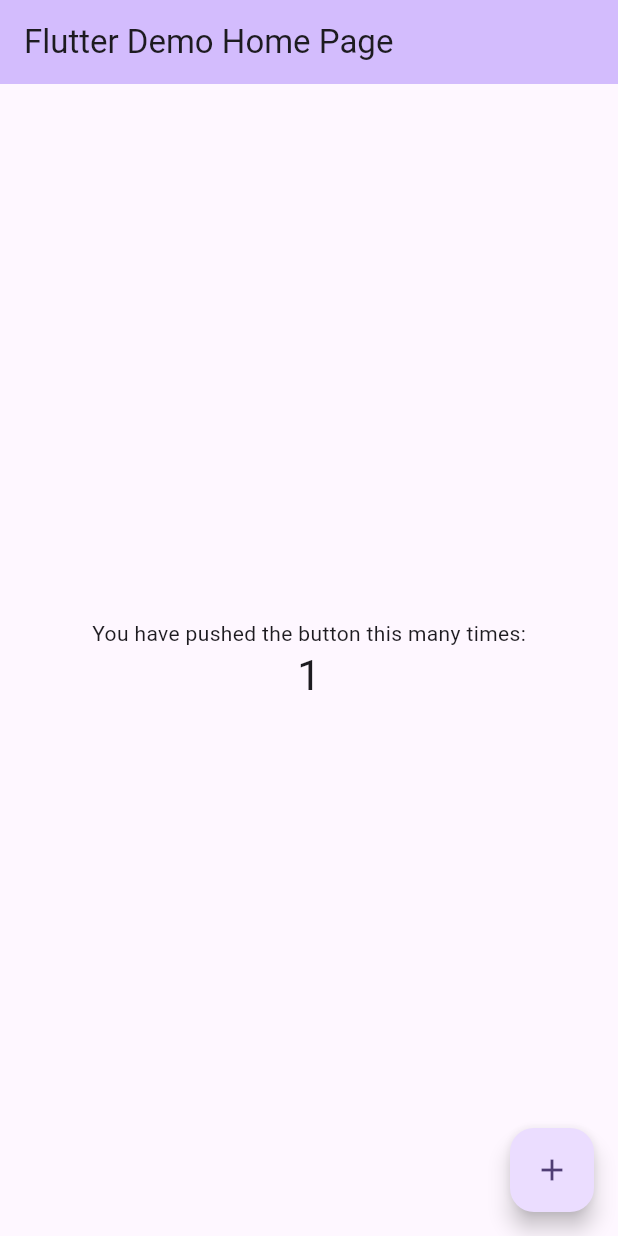
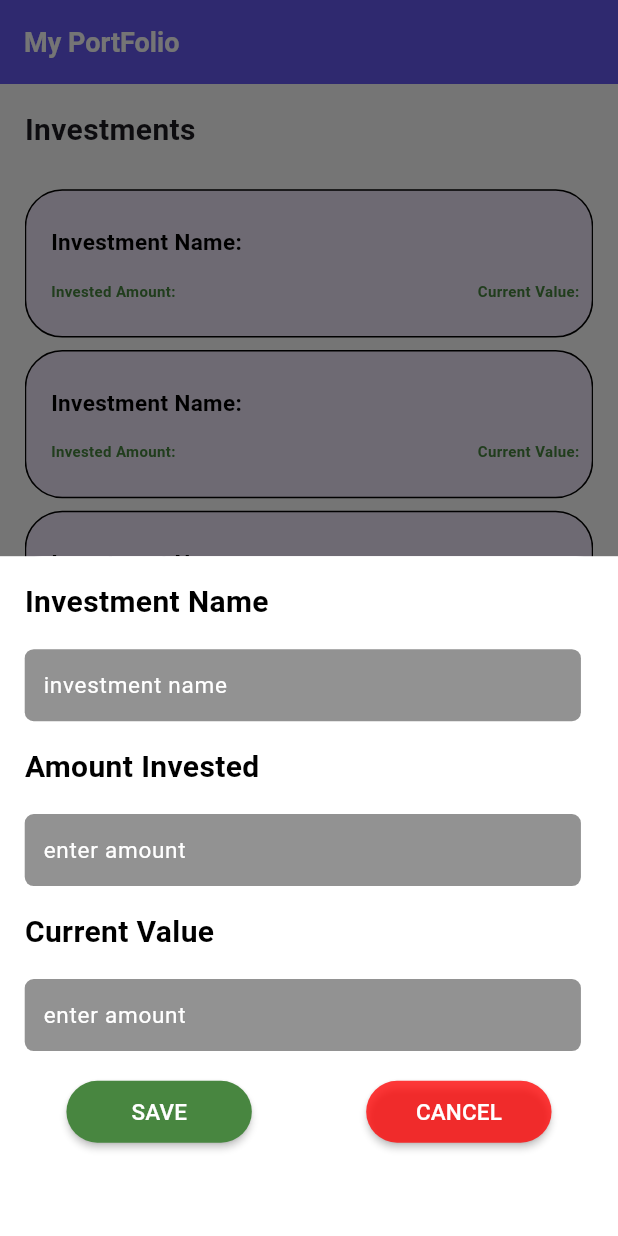
Before and after one commit to abhay11199/myPortfolio, a Flutter app: the screen it shows after launch, after a tap on the "add" icon, on a phone screen of 412 x 824 dp. Run offline on Flutter 3.47's test engine with Material 3 defaults, Android fonts, the phone set to English and light mode, and no system bars.

Commit message:
created ui

```diff
--- /dev/null
+++ b/lib/bottom_sheet.dart
@@ -0,0 +1,206 @@
+import 'package:flutter/material.dart';
+import 'package:my_portfolio/constants/app_config.dart';
+import 'package:my_portfolio/constants/colors.dart';
+
+class AddTodoBttomSheet extends StatefulWidget {
+  final bool forEdit;
+  const AddTodoBttomSheet({required this.forEdit, super.key});
+
+  @override
+  State<AddTodoBttomSheet> createState() => _AddTodoBttomSheetState();
+}
+
+class _AddTodoBttomSheetState extends State<AddTodoBttomSheet> {
+  final _formkey = GlobalKey<FormState>();
+
+  @override
+  Widget build(BuildContext context) {
+    AppConfig appConfig = AppConfig(context);
+    return Padding(
+      padding:
+          EdgeInsets.only(bottom: MediaQuery.of(context).viewInsets.bottom),
+      child: SingleChildScrollView(
+        child: Container(
+          height: appConfig.deviceHeight(55),
+          color: AppColors.whitecolor,
+          child: Column(
+            children: [
+              Form(
+                key: _formkey,
+                child: Padding(
+                  padding: EdgeInsets.all(appConfig.rWP(4)),
+                  child: Column(
+                    mainAxisAlignment: MainAxisAlignment.start,
+                    crossAxisAlignment: CrossAxisAlignment.start,
+                    children: [
+                      Text(
+                        'Investment Name',
+                        style: TextStyle(
+                            color: AppColors.blackColor,
+                            fontSize: appConfig.textSizeScale(20),
+                            fontWeight: FontWeight.bold),
+                      ),
+                      SizedBox(
+                        height: appConfig.deviceHeight(2),
+                      ),
+                      Container(
+                        width: appConfig.deviceWidth(90),
+                        padding: EdgeInsets.only(
+                          left: appConfig.deviceWidth(3),
+                        ),
+                        decoration: BoxDecoration(
+                            color: AppColors.greycolor,
+                            borderRadius: BorderRadius.circular(6)),
+                        child: TextFormField(
+                          validator: (value) {
+                            if (value == null || value.isEmpty) {
+                              return 'Please enter a title';
+                            }
+                            return null;
+                          },
+                          cursorColor: AppColors.primaryColor,
+                          keyboardType: TextInputType.name,
+                          decoration: InputDecoration(
+                              hintText: 'investment name',
+                              border: InputBorder.none,
+                              hintStyle: TextStyle(
+                                fontSize: appConfig.textSizeScale(15),
+                                color: AppColors.whitecolor,
+                              ),
+                              alignLabelWithHint: true),
+                        ),
+                      ),
+                      SizedBox(
+                        height: appConfig.deviceHeight(2),
+                      ),
+                      Text(
+                        'Amount Invested',
+                        style: TextStyle(
+                            color: AppColors.blackColor,
+                            fontSize: appConfig.textSizeScale(20),
+                            fontWeight: FontWeight.bold),
+                      ),
+                      SizedBox(
+                        height: appConfig.deviceHeight(2),
+                      ),
+                      Container(
+                        width: appConfig.deviceWidth(90),
+                        padding: EdgeInsets.only(
+                          left: appConfig.deviceWidth(3),
+                        ),
+                        decoration: BoxDecoration(
+                            color: AppColors.greycolor,
+                            borderRadius: BorderRadius.circular(6)),
+                        child: TextFormField(
+                          validator: (value) {
+                            if (value == null || value.isEmpty) {
+                              return 'Please enter a description';
+                            }
+                            return null;
+                          },
+                          cursorColor: AppColors.primaryColor,
+                          keyboardType: TextInputType.number,
+                          decoration: InputDecoration(
+                              hintText: 'enter amount',
+                              border: InputBorder.none,
+                              hintStyle: TextStyle(
+                                fontSize: appConfig.textSizeScale(15),
+                                color: AppColors.whitecolor,
+                              ),
+                              alignLabelWithHint: true),
+                        ),
+                      ),
+                      SizedBox(
+                        height: appConfig.deviceHeight(2),
+                      ),
+                      Text(
+                        'Current Value',
+                        style: TextStyle(
+                            color: AppColors.blackColor,
+                            fontSize: appConfig.textSizeScale(20),
+                            fontWeight: FontWeight.bold),
+                      ),
+                      SizedBox(
+                        height: appConfig.deviceHeight(2),
+                      ),
+                      Container(
+                        width: appConfig.deviceWidth(90),
+                        padding: EdgeInsets.only(
+                          left: appConfig.deviceWidth(3),
+                        ),
+                        decoration: BoxDecoration(
+                            color: AppColors.greycolor,
+                            borderRadius: BorderRadius.circular(6)),
+                        child: TextFormField(
+                          validator: (value) {
+                            if (value == null || value.isEmpty) {
+                              return 'Please enter a description';
+                            }
+                            return null;
+                          },
+                          cursorColor: AppColors.primaryColor,
+                          keyboardType: TextInputType.number,
+                          decoration: InputDecoration(
+                              hintText: 'enter amount',
+                              border: InputBorder.none,
+                              hintStyle: TextStyle(
+                                fontSize: appConfig.textSizeScale(15),
+                                color: AppColors.whitecolor,
+                              ),
+                              alignLabelWithHint: true),
+                        ),
+                      ),
+                      SizedBox(
+                        height: appConfig.deviceHeight(2),
+                      ),
+                      Row(
+                        mainAxisAlignment: MainAxisAlignment.spaceEvenly,
+                        children: [
+                          MaterialButton(
+                            color: AppColors.greencolor,
+                            onPressed: () async {
+                              FocusScope.of(context).unfocus();
+                            },
+                            shape: RoundedRectangleBorder(
+                              borderRadius: BorderRadius.circular(40.0),
+                            ),
+                            height: appConfig.deviceHeight(5),
+                            minWidth: appConfig.deviceWidth(30),
+                            child: Text(
+                              'SAVE',
+                              style: TextStyle(
+                                  color: AppColors.whitecolor,
+                                  fontSize: appConfig.textSizeScale(15)),
+                            ),
+                          ),
+                          SizedBox(
+                            width: appConfig.deviceWidth(5),
+                          ),
+                          MaterialButton(
+                            color: AppColors.redColor,
+                            onPressed: () {},
+                            shape: RoundedRectangleBorder(
+                              borderRadius: BorderRadius.circular(40.0),
+                            ),
+                            height: appConfig.deviceHeight(5),
+                            minWidth: appConfig.deviceWidth(30),
+                            child: Text(
+                              'CANCEL',
+                              style: TextStyle(
+                                  color: AppColors.whitecolor,
+                                  fontSize: appConfig.textSizeScale(15)),
+                            ),
+                          ),
+                        ],
+                      )
+                    ],
+                  ),
+                ),
+              )
+            ],
+          ),
+        ),
+      ),
+    );
+  }
+}
--- /dev/null
+++ b/lib/constants/app_config.dart
@@ -0,0 +1,47 @@
+import 'package:flutter/material.dart';
+
+class AppConfig {
+  BuildContext context;
+  double? _height;
+  double? _width;
+  double? _heightPadding;
+  double? _widthPadding;
+  Size? _size;
+  double? _textScale;
+
+  AppConfig(this.context) {
+    MediaQueryData _queryData = MediaQuery.of(context);
+    _size = _queryData.size;
+    _height = _size!.height / 100.0;
+    _width = _size!.width / 100.0;
+    _heightPadding = _height! -
+        ((_queryData.padding.top + _queryData.padding.bottom) / 100.0);
+    _widthPadding =
+        _width! - (_queryData.padding.left + _queryData.padding.right) / 100.0;
+    _textScale = _queryData.textScaleFactor;
+  }
+
+  Size deviceSize() {
+    return _size!;
+  }
+
+  double deviceHeight(double v) {
+    return _height! * v;
+  }
+
+  double deviceWidth(double v) {
+    return _width! * v;
+  }
+
+  double rHP(double v) {
+    return _heightPadding! * v;
+  }
+
+  double rWP(double v) {
+    return _widthPadding! * v;
+  }
+
+  double textSizeScale(double v) {
+    return v * _textScale!;
+  }
+}
--- /dev/null
+++ b/lib/constants/colors.dart
@@ -0,0 +1,14 @@
+import 'package:flutter/material.dart';
+
+class AppColors {
+  static Color backgroundColor = const Color(0xFFFFF6E7);
+  static Color primaryColor = const Color.fromARGB(255, 101, 131, 172);
+  static Color skyblueColor = const Color.fromARGB(255, 155, 186, 253);
+  static Color blueColor = const Color.fromARGB(255, 99, 16, 207);
+  static Color blackColor = const Color.fromARGB(255, 0, 0, 0);
+  static Color redColor = const Color.fromARGB(202, 255, 6, 6);
+  static Color lightbluecolor = const Color.fromARGB(216, 75, 60, 241);
+  static Color whitecolor = const Color.fromARGB(255, 255, 255, 255);
+  static Color greycolor = const Color.fromARGB(255, 146, 146, 146);
+  static Color greencolor = const Color.fromARGB(255, 72, 134, 64);
+}
--- a/lib/main.dart
+++ b/lib/main.dart
@@ -1,4 +1,5 @@
 import 'package:flutter/material.dart';
+import 'package:my_portfolio/screen/home_screen.dart';
 
 void main() {
   runApp(const MyApp());
@@ -11,115 +12,13 @@ class MyApp extends StatelessWidget {
   @override
   Widget build(BuildContext context) {
     return MaterialApp(
-      title: 'Flutter Demo',
+      debugShowCheckedModeBanner: false,
+      title: 'My Portfolio',
       theme: ThemeData(
-        // This is the theme of your application.
-        //
-        // TRY THIS: Try running your application with "flutter run". You'll see
-        // the application has a blue toolbar. Then, without quitting the app,
-        // try changing the seedColor in the colorScheme below to Colors.green
-        // and then invoke "hot reload" (save your changes or press the "hot
-        // reload" button in a Flutter-supported IDE, or press "r" if you used
-        // the command line to start the app).
-        //
-        // Notice that the counter didn't reset back to zero; the application
-        // state is not lost during the reload. To reset the state, use hot
-        // restart instead.
-        //
-        // This works for code too, not just values: Most code changes can be
-        // tested with just a hot reload.
         colorScheme: ColorScheme.fromSeed(seedColor: Colors.deepPurple),
         useMaterial3: true,
       ),
-      home: const MyHomePage(title: 'Flutter Demo Home Page'),
+      home: HomeScreen(),
     );
   }
 }
-
-class MyHomePage extends StatefulWidget {
-  const MyHomePage({super.key, required this.title});
-
-  // This widget is the home page of your application. It is stateful, meaning
-  // that it has a State object (defined below) that contains fields that affect
-  // how it looks.
-
-  // This class is the configuration for the state. It holds the values (in this
-  // case the title) provided by the parent (in this case the App widget) and
-  // used by the build method of the State. Fields in a Widget subclass are
-  // always marked "final".
-
-  final String title;
-
-  @override
-  State<MyHomePage> createState() => _MyHomePageState();
-}
-
-class _MyHomePageState extends State<MyHomePage> {
-  int _counter = 0;
-
-  void _incrementCounter() {
-    setState(() {
-      // This call to setState tells the Flutter framework that something has
-      // changed in this State, which causes it to rerun the build method below
-      // so that the display can reflect the updated values. If we changed
-      // _counter without calling setState(), then the build method would not be
-      // called again, and so nothing would appear to happen.
-      _counter++;
-    });
-  }
-
-  @override
-  Widget build(BuildContext context) {
-    // This method is rerun every time setState is called, for instance as done
-    // by the _incrementCounter method above.
-    //
-    // The Flutter framework has been optimized to make rerunning build methods
-    // fast, so that you can just rebuild anything that needs updating rather
-    // than having to individually change instances of widgets.
-    return Scaffold(
-      appBar: AppBar(
-        // TRY THIS: Try changing the color here to a specific color (to
-        // Colors.amber, perhaps?) and trigger a hot reload to see the AppBar
-        // change color while the other colors stay the same.
-        backgroundColor: Theme.of(context).colorScheme.inversePrimary,
-        // Here we take the value from the MyHomePage object that was created by
-        // the App.build method, and use it to set our appbar title.
-        title: Text(widget.title),
-      ),
-      body: Center(
-        // Center is a layout widget. It takes a single child and positions it
-        // in the middle of the parent.
-        child: Column(
-          // Column is also a layout widget. It takes a list of children and
-          // arranges them vertically. By default, it sizes itself to fit its
-          // children horizontally, and tries to be as tall as its parent.
-          //
-          // Column has various properties to control how it sizes itself and
-          // how it positions its children. Here we use mainAxisAlignment to
-          // center the children vertically; the main axis here is the vertical
-          // axis because Columns are vertical (the cross axis would be
-          // horizontal).
-          //
-          // TRY THIS: Invoke "debug painting" (choose the "Toggle Debug Paint"
-          // action in the IDE, or press "p" in the console), to see the
-          // wireframe for each widget.
-          mainAxisAlignment: MainAxisAlignment.center,
-          children: <Widget>[
-            const Text(
-              'You have pushed the button this many times:',
-            ),
-            Text(
-              '$_counter',
-              style: Theme.of(context).textTheme.headlineMedium,
-            ),
-          ],
-        ),
-      ),
-      floatingActionButton: FloatingActionButton(
-        onPressed: _incrementCounter,
-        tooltip: 'Increment',
-        child: const Icon(Icons.add),
-      ), // This trailing comma makes auto-formatting nicer for build methods.
-    );
-  }
-}
--- /dev/null
+++ b/lib/screen/home_screen.dart
@@ -0,0 +1,175 @@
+import 'package:flutter/cupertino.dart';
+import 'package:flutter/material.dart';
+import 'package:my_portfolio/bottom_sheet.dart';
+import 'package:my_portfolio/constants/app_config.dart';
+import 'package:my_portfolio/constants/colors.dart';
+import 'package:my_portfolio/screen/investment_detail_screen.dart';
+
+class HomeScreen extends StatelessWidget {
+  HomeScreen({super.key});
+
+  @override
+  Widget build(BuildContext context) {
+    AppConfig appConfig = AppConfig(context);
+
+    return SafeArea(
+      child: Scaffold(
+        backgroundColor: AppColors.whitecolor,
+        floatingActionButton: Row(
+          mainAxisAlignment: MainAxisAlignment.spaceBetween,
+          children: [
+            Padding(
+              padding: EdgeInsets.only(
+                left: appConfig.deviceWidth(5),
+              ),
+              child: Container(
+                  height: appConfig.deviceHeight(7),
+                  width: appConfig.deviceWidth(70),
+                  decoration: BoxDecoration(
+                      borderRadius: BorderRadius.circular(25),
+                      color: AppColors.whitecolor,
+                      border: Border.all(color: AppColors.blackColor)),
+                  child: Padding(
+                    padding: EdgeInsets.only(
+                        left: appConfig.deviceWidth(5),
+                        top: appConfig.deviceWidth(3)),
+                    child: Text(
+                      'Total:',
+                      style: TextStyle(
+                        fontWeight: FontWeight.bold,
+                        fontSize: appConfig.textSizeScale(20),
+                      ),
+                    ),
+                  )),
+            ),
+            FloatingActionButton(
+              hoverColor: AppColors.greencolor,
+              foregroundColor: AppColors.redColor,
+              onPressed: () {
+                showModalBottomSheet(
+                  context: context,
+                  isScrollControlled: true,
+                  builder: (BuildContext context) {
+                    return const AddTodoBttomSheet(
+                      forEdit: false,
+                    );
+                  },
+                );
+              },
+              backgroundColor: AppColors.blackColor,
+              child: const Icon(Icons.add),
+            ),
+          ],
+        ),
+        appBar: AppBar(
+          backgroundColor: AppColors.lightbluecolor,
+          title: Text(
+            'My PortFolio',
+            style: TextStyle(
+                fontWeight: FontWeight.bold,
+                color: AppColors.whitecolor,
+                fontSize: appConfig.textSizeScale(18)),
+          ),
+        ),
+        body: Padding(
+          padding: EdgeInsets.all(appConfig.rWP(4)),
+          child: Column(
+            crossAxisAlignment: CrossAxisAlignment.start,
+            children: [
+              Padding(
+                padding: EdgeInsets.only(right: appConfig.rWP(60)),
+                child: Text(
+                  'Investments',
+                  style: TextStyle(
+                    fontWeight: FontWeight.bold,
+                    fontSize: appConfig.textSizeScale(20),
+                  ),
+                ),
+              ),
+              SizedBox(
+                height: appConfig.deviceHeight(2),
+              ),
+              Expanded(
+                child: ListView.builder(
+                  itemCount: 10,
+                  shrinkWrap: true,
+                  itemBuilder: (context, i) {
+                    return Padding(
+                      padding: EdgeInsets.only(top: appConfig.rHP(1)),
+                      child: InkWell(
+                        onTap: () {
+                          Navigator.push(
+                              context,
+                              MaterialPageRoute(
+                                  builder: (context) =>
+                                      InvestmentDetailScreen()));
+                        },
+                        child: Container(
+                          height: appConfig.deviceHeight(12),
+                          width: appConfig.deviceWidth(100),
+                          decoration: BoxDecoration(
+                              borderRadius: BorderRadius.circular(25),
+                              color: AppColors.blueColor.withOpacity(0.1),
+                              border: Border.all(color: AppColors.blackColor)),
+                          child: Padding(
+                            padding: EdgeInsets.only(left: appConfig.rWP(2)),
+                            child: Padding(
+                              padding: EdgeInsets.all(appConfig.rWP(2)),
+                              child: Column(
+                                crossAxisAlignment: CrossAxisAlignment.start,
+                                mainAxisAlignment:
+                                    MainAxisAlignment.spaceEvenly,
+                                children: [
+                                  Row(
+                                    mainAxisAlignment:
+                                        MainAxisAlignment.spaceBetween,
+                                    children: [
+                                      Text(
+                                        'Investment Name: ',
+                                        style: TextStyle(
+                                            color: AppColors.blackColor,
+                                            fontSize:
+                                                appConfig.textSizeScale(15),
+                                            fontWeight: FontWeight.bold),
+                                      ),
+                                    ],
+                                  ),
+                                  Row(
+                                    mainAxisAlignment:
+                                        MainAxisAlignment.spaceBetween,
+                                    children: [
+                                      Text(
+                                        'Invested Amount:',
+                                        style: TextStyle(
+                                            color: AppColors.greencolor,
+                                            fontSize:
+                                                appConfig.textSizeScale(10),
+                                            fontWeight: FontWeight.bold),
+                                      ),
+                                      Text(
+                                        'Current Value:',
+                                        style: TextStyle(
+                                            color: AppColors.greencolor,
+                                            fontSize:
+                                                appConfig.textSizeScale(10),
+                                            fontWeight: FontWeight.bold),
+                                      ),
+                                    ],
+                                  ),
+                                ],
+                              ),
+                            ),
+                          ),
+                        ),
+                      ),
+                    );
+                  },
+                ),
+              ),
+            ],
+          ),
+        ),
+      ),
+    );
+  }
+}
--- /dev/null
+++ b/lib/screen/investment_detail_screen.dart
@@ -0,0 +1,61 @@
+import 'package:flutter/material.dart';
+import 'package:my_portfolio/constants/app_config.dart';
+import 'package:my_portfolio/constants/colors.dart';
+
+class InvestmentDetailScreen extends StatefulWidget {
+  const InvestmentDetailScreen({super.key});
+
+  @override
+  State<InvestmentDetailScreen> createState() => _InvestmentDetailScreenState();
+}
+
+class _InvestmentDetailScreenState extends State<InvestmentDetailScreen> {
+  @override
+  Widget build(BuildContext context) {
+    AppConfig appConfig = AppConfig(context);
+    return Scaffold(
+        backgroundColor: AppColors.whitecolor,
+        appBar: AppBar(
+          backgroundColor: AppColors.lightbluecolor,
+          title: Text(
+            'INVESTMENT DETAILS',
+            style: TextStyle(
+                fontWeight: FontWeight.bold,
+                color: AppColors.whitecolor,
+                fontSize: appConfig.textSizeScale(18)),
+          ),
+        ),
+        body: Padding(
+            padding: EdgeInsets.all(appConfig.rWP(4)),
+            child: Column(
+                mainAxisAlignment: MainAxisAlignment.start,
+                crossAxisAlignment: CrossAxisAlignment.start,
+                children: [
+                  Text(
+                    'abc',
+                    style: TextStyle(
+                      fontWeight: FontWeight.bold,
+                      fontSize: appConfig.textSizeScale(40),
+                    ),
+                  ),
+                  SizedBox(
+                    height: appConfig.deviceHeight(2),
+                  ),
+                  Text(
+                    'Amount Invested:',
+                    style: TextStyle(
+                        fontSize: appConfig.textSizeScale(25),
+                        color: AppColors.greycolor),
+                  ),
+                  SizedBox(
+                    height: appConfig.deviceHeight(2),
+                  ),
+                  Text(
+                    'Current Value:',
+                    style: TextStyle(
+                        fontSize: appConfig.textSizeScale(25),
+                        color: AppColors.greycolor),
+                  ),
+                ])));
+  }
+}
```
